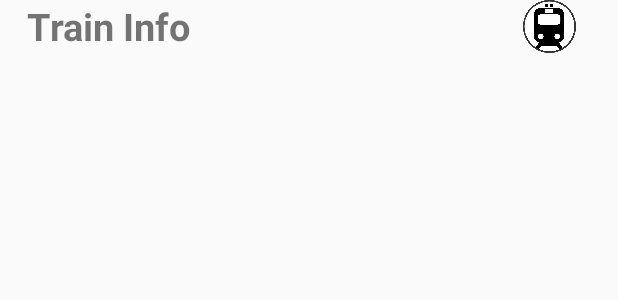
After one commit to Useless2k18/Railway, an Android app: the layout activity_book__ticket.xml on its own in the app's theme, with its tools: preview values and no code run, on a phone screen of 412 x 824 dp. The commit adds this screen. Shown: the top 300 px of the screen. Run offline under Robolectric (Android 15) with nearby library versions, the phone set to English and light mode, and no system bars; Roboto replaces fonts that are not available here.

```diff
--- a/TicketChecker/app/src/main/AndroidManifest.xml
+++ b/TicketChecker/app/src/main/AndroidManifest.xml
@@ -31,7 +31,8 @@
             android:resource="@array/preloaded_fonts" />
 
         <activity android:name=".DynamicStationsList" />
-        <activity android:name=".Passenger_Details"></activity>
+        <activity android:name=".Passenger_Details" />
+        <activity android:name=".Book_Ticket"></activity>
     </application>
 
 </manifest>
--- /dev/null
+++ b/TicketChecker/app/src/main/java/com/example/newu/ticketchecker/Book_Ticket.java
@@ -0,0 +1,13 @@
+package com.example.newu.ticketchecker;
+
+import android.support.v7.app.AppCompatActivity;
+import android.os.Bundle;
+
+public class Book_Ticket extends AppCompatActivity {
+
+    @Override
+    protected void onCreate(Bundle savedInstanceState) {
+        super.onCreate(savedInstanceState);
+        setContentView(R.layout.activity_book__ticket);
+    }
+}
--- /dev/null
+++ b/TicketChecker/app/src/main/res/layout/activity_book__ticket.xml
@@ -0,0 +1,27 @@
+<?xml version="1.0" encoding="utf-8"?>
+<RelativeLayout xmlns:android="http://schemas.android.com/apk/res/android"
+    xmlns:app="http://schemas.android.com/apk/res-auto"
+    xmlns:tools="http://schemas.android.com/tools"
+    android:layout_width="match_parent"
+    android:layout_height="match_parent"
+    tools:context=".Book_Ticket">
+
+    <TextView
+        android:id="@+id/textView11"
+        android:layout_width="match_parent"
+        android:layout_height="wrap_content"
+        android:layout_alignParentStart="true"
+        android:layout_alignParentTop="true"
+        android:text="   Train Info"
+        android:textSize="25dp"
+        android:textStyle="bold" />
+
+    <ImageView
+        android:id="@+id/imageView"
+        android:layout_width="35dp"
+        android:layout_height="35dp"
+        android:layout_alignParentTop="true"
+        android:layout_alignParentEnd="true"
+        android:layout_marginEnd="28dp"
+        app:srcCompat="@drawable/trainvector" />
+</RelativeLayout>
--- a/TicketChecker/app/src/main/res/values/colors.xml
+++ b/TicketChecker/app/src/main/res/values/colors.xml
@@ -1,7 +1,7 @@
 <?xml version="1.0" encoding="utf-8"?>
 <resources>
     <color name="colorPrimary">#008577</color>
-    <color name="colorPrimaryDark">#00574B</color>
+    <color name="colorPrimaryDark">#11000000</color>
     <color name="colorAccent">#D81B60</color>
     <color name="HintColour">#eaeaea</color>
     <color name="colorBlueLight">#abadd9</color>
```
